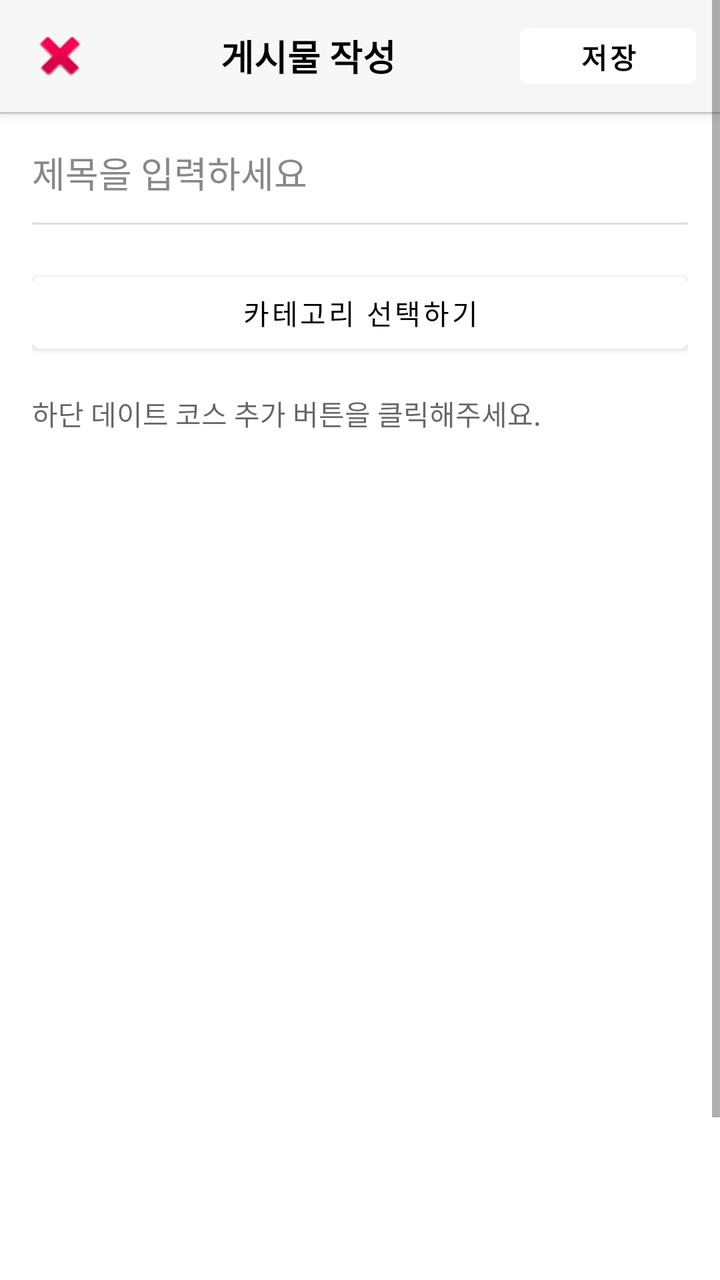
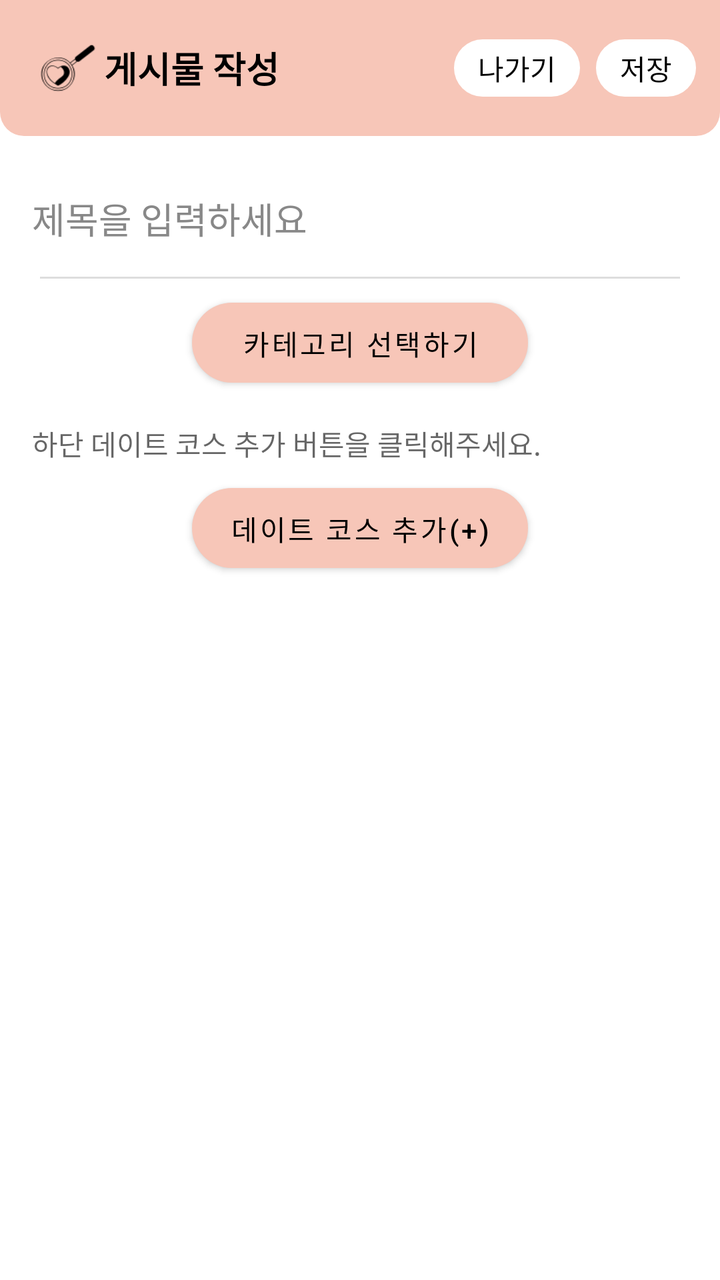

Screens rendered from an Android XML layout before and after an edit, with the pre-edit source and the edit as a unified diff.
<!-- AndroidManifest.xml: application theme Theme.DateCourseRecommendApplication -->
<!-- res/layout/activity_write_post.xml -->
<?xml version="1.0" encoding="utf-8"?>
<ScrollView xmlns:android="http://schemas.android.com/apk/res/android"
    android:layout_width="match_parent"
    android:layout_height="match_parent"
    xmlns:app="http://schemas.android.com/apk/res-auto"
    android:background="#FFFFFF"
    android:fillViewport="true">

    <LinearLayout
        android:layout_width="match_parent"
        android:layout_height="wrap_content"
        android:orientation="vertical">

        
        <LinearLayout
            android:id="@+id/headerLayout"
            android:layout_width="match_parent"
            android:layout_height="56dp"
            android:orientation="horizontal"
            android:gravity="center_vertical"
            android:paddingHorizontal="12dp"
            android:background="#F7F7F7"
            android:elevation="4dp">

            <ImageButton
                android:id="@+id/btn_back"
                android:layout_width="36dp"
                android:layout_height="36dp"
                android:background="?attr/selectableItemBackgroundBorderless"
                android:src="@android:drawable/ic_delete"
                android:contentDescription="뒤로가기" />

            <TextView
                android:layout_width="0dp"
                android:layout_height="wrap_content"
                android:layout_weight="1"
                android:text="게시물 작성"
                android:textSize="18sp"
                android:textStyle="bold"
                android:gravity="center"
                android:textColor="#000000"/>

            <Button
                android:id="@+id/btnSave"
                android:layout_width="wrap_content"
                android:layout_height="40dp"
                android:text="저장"
                android:textStyle="bold"
                android:backgroundTint="@color/white"
                android:textColor="@color/black"/>
        </LinearLayout>

        
        <View
            android:layout_width="match_parent"
            android:layout_height="1dp"
            android:background="#DDDDDD" />

        
        <LinearLayout
            android:layout_width="match_parent"
            android:layout_height="match_parent"
            android:orientation="vertical"
            android:padding="16dp">

            
            <EditText
                android:id="@+id/editTitle"
                android:layout_width="match_parent"
                android:layout_height="wrap_content"
                android:background="@android:color/transparent"
                android:hint="제목을 입력하세요"
                android:paddingBottom="12dp"
                android:textColor="#000000"
                android:textColorHint="#888888"
                android:textSize="18sp" />

            <View
                android:layout_width="match_parent"
                android:layout_height="1dp"
                android:background="#DDDDDD"
                android:layout_marginBottom="20dp"/>

            <Button
                android:id="@+id/btnSelectInterests"
                android:layout_width="match_parent"
                android:layout_height="wrap_content"
                android:text="카테고리 선택하기"
                android:backgroundTint="@color/white"
                android:textColor="@color/black"/>

            
            <com.google.android.material.chip.ChipGroup
                android:id="@+id/chipGroupInterests"
                android:layout_width="match_parent"
                android:layout_height="wrap_content"
                android:layout_marginTop="8dp"
                android:layout_marginBottom="8dp"
                app:singleLine="false"
                app:singleSelection="false"
                app:chipSpacing="8dp" />

            <TextView
                android:layout_width="match_parent"
                android:layout_height="wrap_content"
                android:hint="하단 데이트 코스 추가 버튼을 클릭해주세요."
                android:layout_marginBottom="12dp"
                />

            <androidx.recyclerview.widget.RecyclerView
                android:id="@+id/rvContents"
                android:layout_width="match_parent"
                android:layout_height="440dp" />

            <Button
                android:id="@+id/btnAddCourse"
                android:layout_width="match_parent"
                android:layout_height="wrap_content"
                android:text="데이트 코스 추가(+)"
                android:backgroundTint="@color/white"
                android:textColor="@color/black"
                />
        </LinearLayout>
    </LinearLayout>
</ScrollView>
<!-- resources referenced by this layout -->
<resources>
  <color name="black">#FF000000</color>
  <color name="white">#FFFFFFFF</color>
  <style name="Theme.DateCourseRecommendApplication" parent="Theme.MaterialComponents.DayNight.NoActionBar">
      
  
      
      <item name="colorPrimary">@color/purple_500</item>
      <item name="colorPrimaryVariant">@color/purple_700</item>
      <item name="colorOnPrimary">@color/white</item>
      
      <item name="colorSecondary">@color/teal_200</item>
      <item name="colorSecondaryVariant">@color/teal_700</item>
      <item name="colorOnSecondary">@color/black</item>
      
      <item name="android:statusBarColor">?attr/colorPrimaryVariant</item>
      
  </style>
  <color name="purple_500">#FF6200EE</color>
  <color name="purple_700">#FF3700B3</color>
  <color name="teal_200">#FF03DAC5</color>
  <color name="teal_700">#FF018786</color>
</resources>

<!-- the commit's change to res/layout/activity_write_post.xml (unified diff, before → after) -->
@@ -1,125 +1,160 @@
 <?xml version="1.0" encoding="utf-8"?>
-<ScrollView xmlns:android="http://schemas.android.com/apk/res/android"
+<androidx.coordinatorlayout.widget.CoordinatorLayout
+    xmlns:android="http://schemas.android.com/apk/res/android"
+    xmlns:app="http://schemas.android.com/apk/res-auto"
     android:layout_width="match_parent"
     android:layout_height="match_parent"
-    xmlns:app="http://schemas.android.com/apk/res-auto"
-    android:background="#FFFFFF"
-    android:fillViewport="true">
+    android:background="#FFFFFF">
 
+    
     <LinearLayout
+        android:id="@+id/topBar"
         android:layout_width="match_parent"
-        android:layout_height="wrap_content"
-        android:orientation="vertical">
+        android:layout_height="68dp"
+        android:orientation="horizontal"
+        android:gravity="center_vertical"
+        android:paddingStart="8dp"
+        android:background="@drawable/bg_top_bar"
+        app:layout_constraintTop_toTopOf="parent"
+        app:layout_constraintStart_toStartOf="parent"
+        app:layout_constraintEnd_toEndOf="parent">
 
-        
+        <ImageView
+            android:layout_width="28dp"
+            android:layout_height="28dp"
+            android:src="@drawable/app_icon_64px"
+            android:contentDescription="app logo"
+            android:layout_marginStart="12dp"/>
+
+        <TextView
+            android:layout_marginStart="4dp"
+            android:text="게시물 작성"
+            android:textSize="18sp"
+            android:textStyle="bold"
+            android:textColor="#000000"
+            android:layout_width="wrap_content"
+            android:layout_height="wrap_content"
+            android:layout_weight="0.5"/>
+
+        <TextView
+            android:id="@+id/btn_back"
+            android:layout_width="wrap_content"
+            android:layout_height="wrap_content"
+            android:paddingHorizontal="12dp"
+            android:paddingVertical="4dp"
+            android:clickable="true"
+            android:focusable="true"
+            android:background="@drawable/bg_login_button"
+            android:backgroundTint="@color/white"
+            android:text="나가기"
+            android:textColor="@color/black"
+            android:layout_marginEnd="8dp"
+            />
+
+        <TextView
+            android:id="@+id/btnSave"
+            android:layout_width="wrap_content"
+            android:layout_height="wrap_content"
+            android:clickable="true"
+            android:focusable="true"
+            android:paddingHorizontal="12dp"
+            android:paddingVertical="4dp"
+            android:layout_marginEnd="12dp"
+            android:text="저장"
+            android:textColor="@color/black"
+            android:backgroundTint="#FFFFFF"
+            android:background="@drawable/bg_login_button" />
+    </LinearLayout>
+
+    
+    <androidx.core.widget.NestedScrollView
+        android:layout_width="match_parent"
+        android:layout_height="match_parent"
+        android:layout_marginTop="80dp"
+        app:layout_behavior="@string/appbar_scrolling_view_behavior"
+        android:fillViewport="true">
+
         <LinearLayout
-            android:id="@+id/headerLayout"
             android:layout_width="match_parent"
-            android:layout_height="56dp"
-            android:orientation="horizontal"
-            android:gravity="center_vertical"
-            android:paddingHorizontal="12dp"
-            android:background="#F7F7F7"
-            android:elevation="4dp">
+            android:layout_height="wrap_content"
+            android:orientation="vertical">
 
-            <ImageButton
-                android:id="@+id/btn_back"
-                android:layout_width="36dp"
-                android:layout_height="36dp"
-                android:background="?attr/selectableItemBackgroundBorderless"
-                android:src="@android:drawable/ic_delete"
-                android:contentDescription="뒤로가기" />
+            
+            <LinearLayout
+                android:layout_width="match_parent"
+                android:layout_height="match_parent"
+                android:orientation="vertical"
+                android:padding="16dp">
 
-            <TextView
-                android:layout_width="0dp"
-                android:layout_height="wrap_content"
-                android:layout_weight="1"
-                android:text="게시물 작성"
-                android:textSize="18sp"
-                android:textStyle="bold"
-                android:gravity="center"
-                android:textColor="#000000"/>
+                
+                <EditText
+                    android:id="@+id/editTitle"
+                    android:layout_width="match_parent"
+                    android:layout_height="wrap_content"
+                    android:background="@android:color/transparent"
+                    android:hint="제목을 입력하세요"
+                    android:paddingBottom="12dp"
+                    android:textColor="#000000"
+                    android:textColorHint="#888888"
+                    android:textSize="18sp" />
 
-            <Button
-                android:id="@+id/btnSave"
-                android:layout_width="wrap_content"
-                android:layout_height="40dp"
-                android:text="저장"
-                android:textStyle="bold"
-                android:backgroundTint="@color/white"
-                android:textColor="@color/black"/>
+                <View
+                    android:layout_width="match_parent"
+                    android:layout_height="1dp"
+                    android:background="#DDDDDD"
+                    android:layout_margin="4dp"
+                    android:layout_marginBottom="12dp"/>
+
+                <Button
+                    android:id="@+id/btnSelectInterests"
+                    android:layout_width="match_parent"
+                    android:layout_height="40dp"
+                    android:layout_marginTop="8dp"
+                    android:layout_marginStart="80dp"
+                    android:layout_marginEnd="80dp"
+                    app:backgroundTint="@null"
+                    android:background="@drawable/bg_login_button"
+                    android:text="카테고리 선택하기"
+                    android:textColor="@color/black"/>
+
+                
+                <com.google.android.material.chip.ChipGroup
+                    android:id="@+id/chipGroupInterests"
+                    android:layout_width="match_parent"
+                    android:layout_height="wrap_content"
+                    android:layout_marginTop="8dp"
+                    android:layout_marginBottom="8dp"
+                    app:singleLine="false"
+                    app:singleSelection="false"
+                    app:chipSpacing="8dp" />
+
+                <TextView
+                    android:layout_width="match_parent"
+                    android:layout_height="wrap_content"
+                    android:hint="하단 데이트 코스 추가 버튼을 클릭해주세요."
+                    android:layout_marginBottom="12dp"
+                    android:layout_marginTop="4dp"/>
+
+                <Button
+                    android:id="@+id/btnAddCourse"
+                    android:layout_width="match_parent"
+                    android:layout_height="40dp"
+                    android:layout_marginStart="80dp"
+                    android:layout_marginEnd="80dp"
+                    app:backgroundTint="@null"
+                    android:background="@drawable/bg_login_button"
+                    android:text="데이트 코스 추가(+)"
+                    android:textColor="@color/black" />
+
+                <androidx.recyclerview.widget.RecyclerView
+                    android:id="@+id/rvContents"
+                    android:layout_width="match_parent"
+                    android:layout_height="wrap_content"
+                    android:layout_marginTop="8dp"/>
+
+            </LinearLayout>
         </LinearLayout>
 
-        
-        <View
-            android:layout_width="match_parent"
-            android:layout_height="1dp"
-            android:background="#DDDDDD" />
+    </androidx.core.widget.NestedScrollView>
 
-        
-        <LinearLayout
-            android:layout_width="match_parent"
-            android:layout_height="match_parent"
-            android:orientation="vertical"
-            android:padding="16dp">
-
-            
-            <EditText
-                android:id="@+id/editTitle"
-                android:layout_width="match_parent"
-                android:layout_height="wrap_content"
-                android:background="@android:color/transparent"
-                android:hint="제목을 입력하세요"
-                android:paddingBottom="12dp"
-                android:textColor="#000000"
-                android:textColorHint="#888888"
-                android:textSize="18sp" />
-
-            <View
-                android:layout_width="match_parent"
-                android:layout_height="1dp"
-                android:background="#DDDDDD"
-                android:layout_marginBottom="20dp"/>
-
-            <Button
-                android:id="@+id/btnSelectInterests"
-                android:layout_width="match_parent"
-                android:layout_height="wrap_content"
-                android:text="카테고리 선택하기"
-                android:backgroundTint="@color/white"
-                android:textColor="@color/black"/>
-
-            
-            <com.google.android.material.chip.ChipGroup
-                android:id="@+id/chipGroupInterests"
-                android:layout_width="match_parent"
-                android:layout_height="wrap_content"
-                android:layout_marginTop="8dp"
-                android:layout_marginBottom="8dp"
-                app:singleLine="false"
-                app:singleSelection="false"
-                app:chipSpacing="8dp" />
-
-            <TextView
-                android:layout_width="match_parent"
-                android:layout_height="wrap_content"
-                android:hint="하단 데이트 코스 추가 버튼을 클릭해주세요."
-                android:layout_marginBottom="12dp"
-                />
-
-            <androidx.recyclerview.widget.RecyclerView
-                android:id="@+id/rvContents"
-                android:layout_width="match_parent"
-                android:layout_height="440dp" />
-
-            <Button
-                android:id="@+id/btnAddCourse"
-                android:layout_width="match_parent"
-                android:layout_height="wrap_content"
-                android:text="데이트 코스 추가(+)"
-                android:backgroundTint="@color/white"
-                android:textColor="@color/black"
-                />
-        </LinearLayout>
-    </LinearLayout>
-</ScrollView>
+</androidx.coordinatorlayout.widget.CoordinatorLayout>
<!-- resource entries referenced after the edit -->
@@ -2,24 +2,54 @@
 <resources>
   <color name="black">#FF000000</color>
   <color name="white">#FFFFFFFF</color>
-  <style name="Theme.DateCourseRecommendApplication" parent="Theme.MaterialComponents.DayNight.NoActionBar">
-      
+  <!-- drawable app_icon_64px: png bitmap (drawable, 1844 bytes) -->
+  <!-- drawable bg_login_button (drawable) -->
+  <?xml version="1.0" encoding="utf-8"?>
+  <ripple xmlns:android="http://schemas.android.com/apk/res/android"
+      xmlns:app="http://schemas.android.com/apk/res-auto"
+      android:color="#B89489">
+  
+      <item>
+          <shape>
+              <corners android:radius="24dp"/>
+              <solid android:color="#F7C6B8"/>
+          </shape>
+      </item>
+  
+  </ripple>
+  <!-- drawable bg_top_bar (drawable) -->
+  <?xml version="1.0" encoding="utf-8"?>
+  <shape xmlns:android="http://schemas.android.com/apk/res/android"
+      android:shape="rectangle">
   
       
-      <item name="colorPrimary">@color/purple_500</item>
-      <item name="colorPrimaryVariant">@color/purple_700</item>
-      <item name="colorOnPrimary">@color/white</item>
+      <solid android:color="#F7C6B8"/>
+  
       
-      <item name="colorSecondary">@color/teal_200</item>
-      <item name="colorSecondaryVariant">@color/teal_700</item>
-      <item name="colorOnSecondary">@color/black</item>
-      
-      <item name="android:statusBarColor">?attr/colorPrimaryVariant</item>
-      
-  </style>
+      <corners
+          android:bottomLeftRadius="12dp"
+          android:bottomRightRadius="12dp"
+          android:topLeftRadius="0dp"
+          android:topRightRadius="0dp"/>
+  </shape>
+  <style name="Theme.DateCourseRecommendApplication" parent="Theme.MaterialComponents.Light.NoActionBar">
+  
+          <item name="colorPrimary">@color/purple_500</item>
+          <item name="colorPrimaryVariant">@color/purple_700</item>
+          <item name="colorOnPrimary">@color/white</item>
+  
+          <item name="colorSecondary">@color/teal_200</item>
+          <item name="colorSecondaryVariant">@color/teal_700</item>
+          <item name="colorOnSecondary">@color/black</item>
+  
+          <item name="android:statusBarColor">@color/top_bar_bg</item>
+          <item name="android:windowLightStatusBar">true</item>
+  
+      </style>
   <color name="purple_500">#FF6200EE</color>
   <color name="purple_700">#FF3700B3</color>
   <color name="teal_200">#FF03DAC5</color>
   <color name="teal_700">#FF018786</color>
+  <color name="top_bar_bg">#F7C6B8</color>
 </resources>
 
